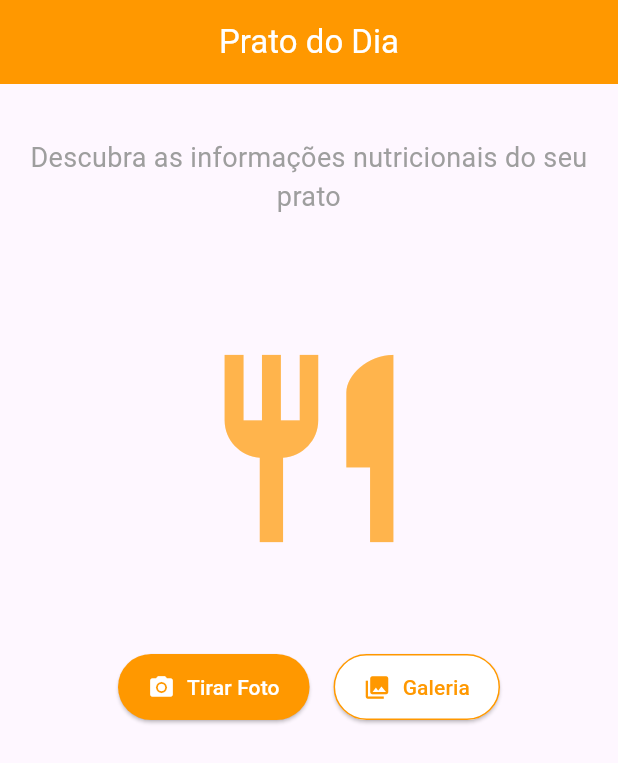
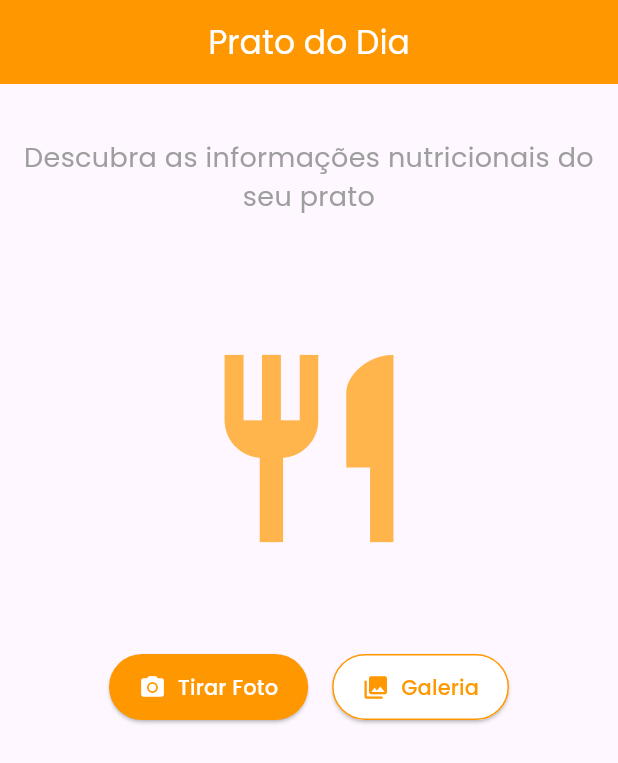
Before and after one commit to ImGabe/prato-do-dia, a Flutter app: the screen it shows after launch, on a phone screen of 412 x 824 dp. Shown: the top 763 px of the screen. Run offline on Flutter 3.47's test engine with Material 3 defaults, Android fonts, the phone set to English and light mode, and no system bars; our stand-ins replace camera, google_fonts, image_picker.

Commit message:
chore: upgrade dependencies, fix lints, integrate google_fonts and fix unit tests

```diff
--- a/lib/app.dart
+++ b/lib/app.dart
@@ -1,4 +1,5 @@
 import 'package:flutter/material.dart';
+import 'package:google_fonts/google_fonts.dart';
 import 'package:prato_do_dia/pages/home_page.dart';
 
 // Classe principal do aplicativo que configura e iniciatodo o projeto
@@ -15,7 +16,7 @@ class MyApp extends StatelessWidget {
       // Tema visual personalizado do aplicativo
       theme: ThemeData(
         primarySwatch: Colors.orange, // Cor primária laranja (tema alimentar)
-        fontFamily: 'Poppins', // Fonte moderna e legível paratodo o app
+        textTheme: GoogleFonts.poppinsTextTheme(), // Carrega a fonte Poppins dinamicamente
 
         // Personalização específica da AppBar
         appBarTheme: const AppBarTheme(
--- a/lib/main.dart
+++ b/lib/main.dart
@@ -11,7 +11,7 @@ Future<void> main() async {
   try {
     cameras = await availableCameras(); // Preenche a variável global
   } catch (e) {
-    print("Erro ao carregar câmeras: $e");
+    debugPrint("Erro ao carregar câmeras: $e");
     cameras = []; // Mantém lista vazia em caso de erro
   }
 
--- a/lib/pages/camera_overlay_page.dart
+++ b/lib/pages/camera_overlay_page.dart
@@ -12,7 +12,7 @@ class CameraOverlayPage extends StatefulWidget {
   const CameraOverlayPage({super.key, required this.camera});
 
   @override
-  _CameraOverlayPageState createState() => _CameraOverlayPageState();
+  State<CameraOverlayPage> createState() => _CameraOverlayPageState();
 }
 
 class _CameraOverlayPageState extends State<CameraOverlayPage> {
@@ -125,7 +125,7 @@ class _CameraOverlayPageState extends State<CameraOverlayPage> {
                         // Sombra no texto para melhor contraste sobre o preview
                         Shadow(
                           blurRadius: 10,
-                          color: Colors.black.withOpacity(0.8),
+                          color: Colors.black.withValues(alpha: 0.8),
                           offset: const Offset(0, 0),
                         )
                       ],
--- a/lib/pages/home_page.dart
+++ b/lib/pages/home_page.dart
@@ -9,7 +9,7 @@ class HomePage extends StatefulWidget {
   const HomePage({super.key});
 
   @override
-  _HomePageState createState() => _HomePageState();
+  State<HomePage> createState() => _HomePageState();
 }
 
 class _HomePageState extends State<HomePage> {
@@ -71,7 +71,7 @@ class _HomePageState extends State<HomePage> {
             children: List<Widget>.from(
               _foodData!['ingredients'].map((ingredient) => Chip(
                 label: Text(ingredient),
-                backgroundColor: Colors.orange.withOpacity(0.1), // Fundo laranja claro
+                backgroundColor: Colors.orange.withValues(alpha: 0.1), // Fundo laranja claro
               )),
             ),
           ),
@@ -111,7 +111,7 @@ class _HomePageState extends State<HomePage> {
           borderRadius: BorderRadius.circular(12), // Bordas arredondadas
           boxShadow: [
             BoxShadow(
-              color: Colors.grey.withOpacity(0.1), // Sombra sutil
+              color: Colors.grey.withValues(alpha: 0.1), // Sombra sutil
               blurRadius: 4, // Desfoque da sombra
               offset: const Offset(0, 2), // Direção da sombra (para baixo)
             )
@@ -204,6 +204,7 @@ class _HomePageState extends State<HomePage> {
         _isProcessing = false; // Desativa carregamento em caso de erro
       });
       // Mostra mensagem de erro para o usuário
+      if (!mounted) return;
       ScaffoldMessenger.of(context).showSnackBar(
         SnackBar(content: Text('Erro ao processar imagem: $e')),
       );
@@ -238,7 +239,7 @@ class _HomePageState extends State<HomePage> {
                   borderRadius: BorderRadius.circular(16), // Borda arredondada
                   boxShadow: [
                     BoxShadow(
-                      color: Colors.grey.withOpacity(0.3), // Sombra
+                      color: Colors.grey.withValues(alpha: 0.3), // Sombra
                       blurRadius: 10, // Desfoque
                       offset: const Offset(0, 4), // Direção
                     )
@@ -282,7 +283,7 @@ class _HomePageState extends State<HomePage> {
               Icon(
                 Icons.restaurant, // Ícone de restaurante
                 size: 150,
-                color: Colors.orange.withOpacity(0.7), // Cor laranja
+                color: Colors.orange.withValues(alpha: 0.7), // Cor laranja
               ),
               const SizedBox(height: 30), // Espaçamento
             ],
--- a/lib/widgets/opacity_overlay_circle.dart
+++ b/lib/widgets/opacity_overlay_circle.dart
@@ -79,7 +79,7 @@ class CircleOverlayPainter extends CustomPainter {
 
     // Adiciona um "x" no centro para ajudar no enquadramento do prato
     final centerPaint = Paint()
-      ..color = Colors.white.withOpacity(0.5) // Branco semi-transparente
+      ..color = Colors.white.withValues(alpha: 0.5) // Branco semi-transparente
       ..strokeWidth = 2; // Espessura da linha: 2 pixels
 
     // Desenha a linha horizontal do "x"
--- a/pubspec.yaml
+++ b/pubspec.yaml
@@ -39,9 +39,10 @@ dependencies:
   image_picker: ^1.1.2
   path: ^1.9.0
   http: ^1.3.0
-  camera: ^0.11.1
+  camera: ^0.12.0+1
   camera_android: ^0.10.10
   path_provider: ^2.1.5
+  google_fonts: ^8.1.0
 
 dev_dependencies:
   flutter_test:
@@ -52,7 +53,7 @@ dev_dependencies:
   # activated in the `analysis_options.yaml` file located at the root of your
   # package. See that file for information about deactivating specific lint
   # rules and activating additional ones.
-  flutter_lints: ^5.0.0
+  flutter_lints: ^6.0.0
 
 # For information on the generic Dart part of this file, see the
 # following page: https://dart.dev/tools/pub/pubspec
```
Also changed, not shown: pubspec.lock, 4 other files.
